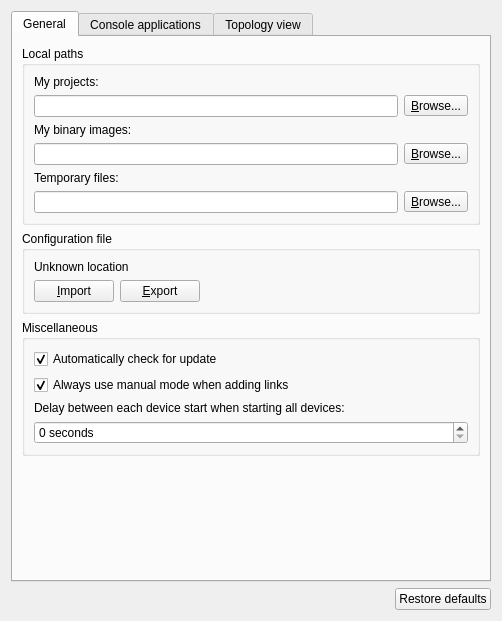
Above: gns3/ui/general_preferences_page.ui from GNS3/gns3-gui before the change. Below: the same form after it.
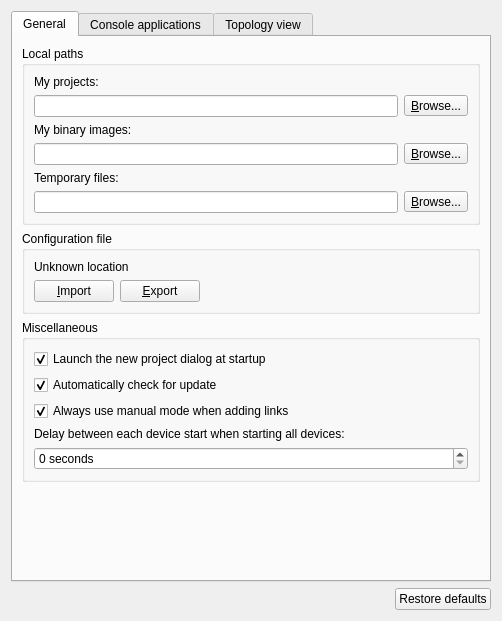
That is the form after the change.

Commit message: Adds "open a project" and "recent projects" buttons to the new project dialog. Option to deactivate the new project dialog at startup.

```diff
--- a/gns3/ui/general_preferences_page.ui
+++ b/gns3/ui/general_preferences_page.ui
@@ -170,7 +170,7 @@
           <string>Miscellaneous</string>
          </property>
          <layout class="QGridLayout" name="gridLayout_2">
-          <item row="0" column="0" rowspan="2" colspan="2">
+          <item row="1" column="0" rowspan="2" colspan="2">
            <widget class="QCheckBox" name="uiCheckForUpdateCheckBox">
             <property name="text">
              <string>Automatically check for update</string>
@@ -180,14 +180,14 @@
             </property>
            </widget>
           </item>
-          <item row="3" column="0" colspan="2">
+          <item row="4" column="0" colspan="2">
            <widget class="QLabel" name="uiSlowStartAllLabel">
             <property name="text">
              <string>Delay between each device start when starting all devices:</string>
             </property>
            </widget>
           </item>
-          <item row="4" column="0" colspan="2">
+          <item row="5" column="0" colspan="2">
            <widget class="QSpinBox" name="uiSlowStartAllSpinBox">
             <property name="suffix">
              <string> seconds</string>
@@ -203,7 +203,7 @@
             </property>
            </widget>
           </item>
-          <item row="2" column="0">
+          <item row="3" column="0">
            <widget class="QCheckBox" name="uiLinkManualModeCheckBox">
             <property name="text">
              <string>Always use manual mode when adding links</string>
@@ -213,6 +213,16 @@
             </property>
            </widget>
           </item>
+          <item row="0" column="0">
+           <widget class="QCheckBox" name="uiLaunchNewProjectDialogCheckBox">
+            <property name="text">
+             <string>Launch the new project dialog at startup</string>
+            </property>
+            <property name="checked">
+             <bool>true</bool>
+            </property>
+           </widget>
+          </item>
          </layout>
         </widget>
        </item>
```
The commit also changes 7 other files.
